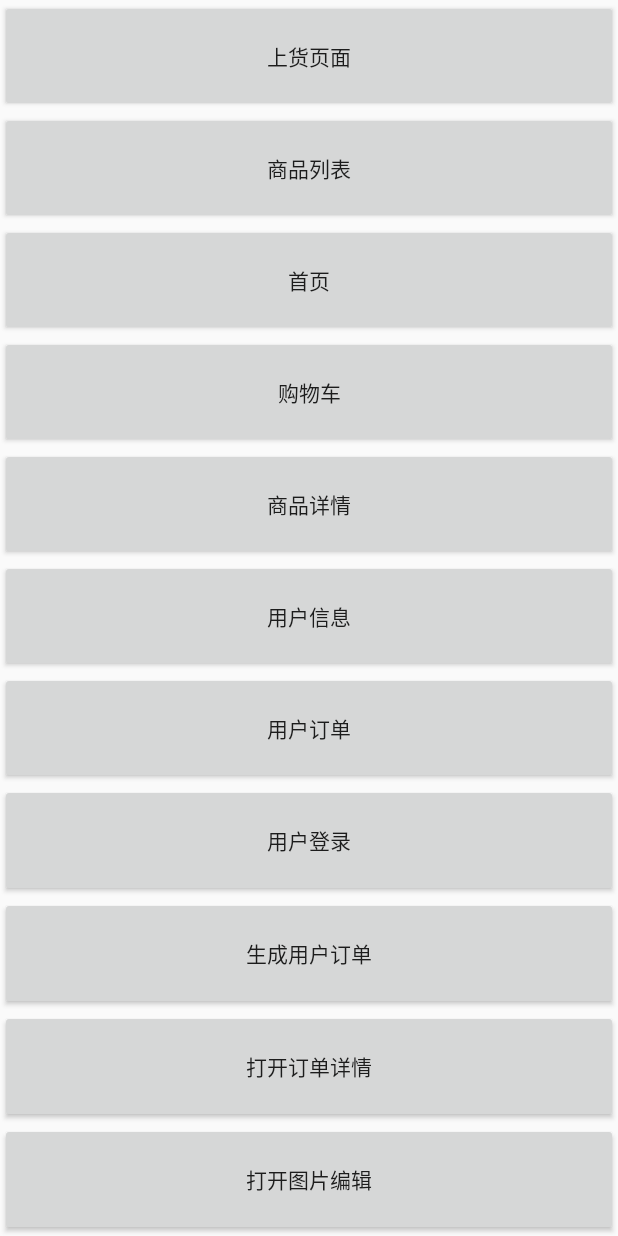
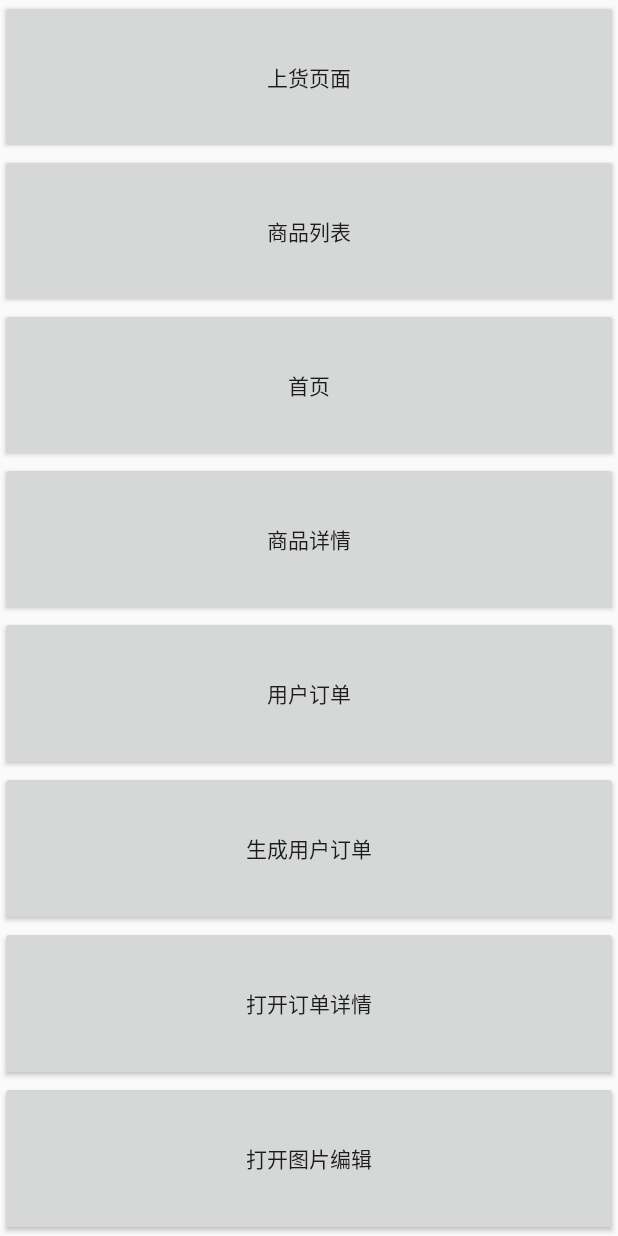
Before and after one commit to Youpin-APP/Youpin, an Android app: the screen it shows after launch (DebugActivity), on a phone screen of 412 x 824 dp. Run offline under Robolectric (Android 15) with nearby library versions, the phone set to English and light mode, and no system bars.

Commit message:
删除不需要的界面

```diff
--- a/app/src/main/java/com/neu/youpin/DebugActivity.kt
+++ b/app/src/main/java/com/neu/youpin/DebugActivity.kt
@@ -56,11 +56,6 @@ class DebugActivity : AppCompatActivity() {
             val intent = Intent(this, OrderDetailActivity::class.java)
             startActivity(intent)
         }
-        val openLogin = findViewById<Button>(R.id.openLogin)
-        openLogin.setOnClickListener {
-            val intent = Intent(this, LoginActivity::class.java)
-            startActivity(intent)
-        }
         val openSaleUpload = findViewById<Button>(R.id.openSaleUpload)
         openSaleUpload.setOnClickListener {
             val intent = Intent(this, SaleUploadActivity::class.java)
--- a/app/src/main/java/com/neu/youpin/login/SignActivity.kt
+++ b/app/src/main/java/com/neu/youpin/login/SignActivity.kt
@@ -76,7 +76,7 @@ class SignActivity : AppCompatActivity() {
     }
 
     private fun signByRetrofit(){
-        signService.loginPost(signUserPhone.text.toString(),signUserPass.text.toString()).enqueue(object :
+        signService.loginPost(signUserPhone.text.toString(),signUserPass.text.toString(),signUserName.text.toString()).enqueue(object :
             Callback<SignToken> {
             override fun onResponse(call: Call<SignToken>,
                                     response: Response<SignToken>
@@ -153,5 +153,5 @@ class SignToken(val status: Boolean)
 interface SignService {
     @FormUrlEncoded
     @POST("user/register")
-    fun loginPost(@Field("uid") uid: String, @Field("pw") pw: String): Call<SignToken>
+    fun loginPost(@Field("uid") uid: String, @Field("pw") pw: String, @Field("name") name: String): Call<SignToken>
 }
--- a/app/src/main/java/com/neu/youpin/store/ShopDetailActivity.kt
+++ b/app/src/main/java/com/neu/youpin/store/ShopDetailActivity.kt
@@ -1,9 +1,5 @@
 package com.neu.youpin.store
 
-import android.graphics.Bitmap
-import android.graphics.BitmapFactory
-import android.graphics.Point
-import android.graphics.drawable.Drawable
 import androidx.appcompat.app.AppCompatActivity
 import android.os.Bundle
 import android.util.Log
@@ -14,17 +10,11 @@ import android.widget.*
 import androidx.recyclerview.widget.LinearLayoutManager
 import androidx.recyclerview.widget.RecyclerView
 import com.bumptech.glide.Glide
-import com.bumptech.glide.load.resource.bitmap.RoundedCorners
-import com.bumptech.glide.request.RequestOptions
-import com.bumptech.glide.request.target.SimpleTarget
-import com.bumptech.glide.request.transition.Transition
 import com.neu.youpin.R
-import com.neu.youpin.fragments.HomeFragment
 import com.youth.banner.Banner
 import com.youth.banner.adapter.BannerImageAdapter
 import com.youth.banner.holder.BannerImageHolder
 import com.youth.banner.indicator.CircleIndicator
-import com.youth.banner.listener.OnBannerListener
 import kotlinx.android.synthetic.main.activity_shop_detail.*
 
 class ShopDetailActivity : AppCompatActivity() {
@@ -32,6 +22,7 @@ class ShopDetailActivity : AppCompatActivity() {
     private val imagesList = ArrayList<String>()
 
     var imageUrls = listOf(
+        "http://hqyz.cf:8080/pic/fc916569-2ff8-4841-b582-922e70139945.jpg",
         "https://hqyzcyp.xyz/imgs/2022/04/5a3997b18924a1ef.png",
         "https://hqyzcyp.xyz/imgs/2022/04/500bea1125066f33.png",
         "https://hqyzcyp.xyz/imgs/2022/04/b2a37428f2cb8fdb.png",
--- a/app/src/main/res/layout/activity_debug.xml
+++ b/app/src/main/res/layout/activity_debug.xml
@@ -25,12 +25,6 @@
         android:layout_height="0dp"
         android:layout_weight="1"
         android:text="首页"/>
-    <Button
-        android:id="@+id/openCart"
-        android:layout_width="match_parent"
-        android:layout_height="0dp"
-        android:layout_weight="1"
-        android:text="购物车"/>
 
     <Button
         android:id="@+id/openShopDetail"
@@ -39,12 +33,6 @@
         android:layout_weight="1"
         android:text="商品详情"/>
 
-    <Button
-        android:id="@+id/openUser"
-        android:layout_width="match_parent"
-        android:layout_height="0dp"
-        android:layout_weight="1"
-        android:text="用户信息"/>
 
     <Button
         android:id="@+id/openOrder"
@@ -52,13 +40,6 @@
         android:layout_height="0dp"
         android:layout_weight="1"
         android:text="用户订单"/>
-
-    <Button
-        android:id="@+id/openLogin"
-        android:layout_width="match_parent"
-        android:layout_height="0dp"
-        android:layout_weight="1"
-        android:text="用户登录"/>
 
     <Button
         android:id="@+id/openCreateOrder"
```
